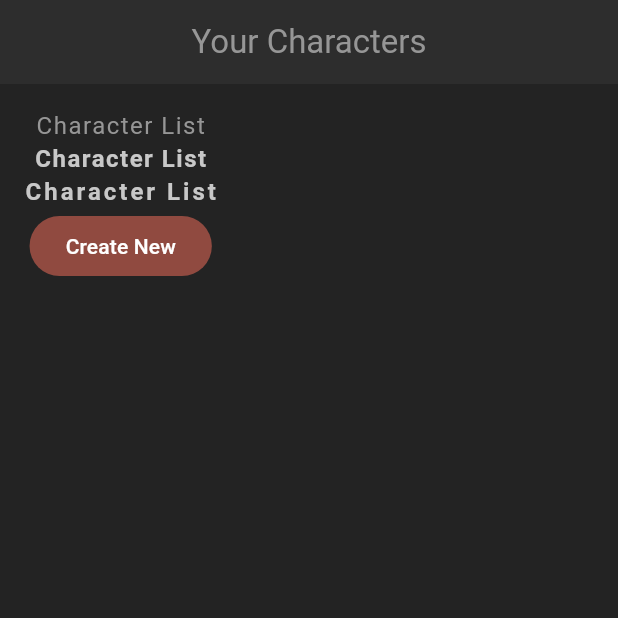
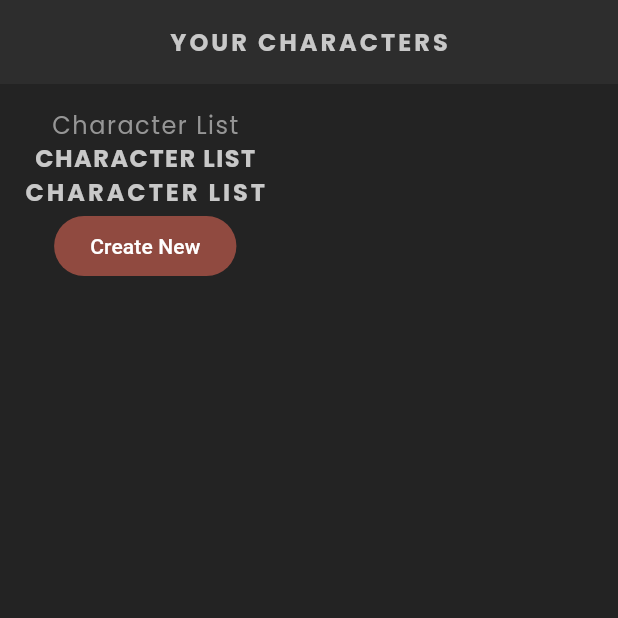
Before and after one commit to hasangoli/rpg, a Flutter app: the screen it shows after launch, on a phone screen of 412 x 824 dp, the top half of it. Run offline on Flutter 3.47's test engine with Material 3 defaults, Android fonts, the light colour scheme and no system bars; our stand-ins replace google_fonts.

Commit message:
Text widgets customized

```diff
--- a/lib/screens/home/home.dart
+++ b/lib/screens/home/home.dart
@@ -1,4 +1,5 @@
 import 'package:flutter/material.dart';
+import 'package:rpg/shared/styled_text.dart';
 
 class Home extends StatefulWidget {
   const Home({super.key});
@@ -12,22 +13,16 @@ class _HomeState extends State<Home> {
   Widget build(BuildContext context) {
     return Scaffold(
       appBar: AppBar(
-        title: Text("Your Characters"),
+        title: StyledTitle("Your Characters"),
         centerTitle: true,
       ),
       body: Container(
         padding: EdgeInsets.all(16),
         child: Column(
           children: [
-            Text("Character List"),
-            Text(
-              "Character List",
-              style: Theme.of(context).textTheme.headlineMedium,
-            ),
-            Text(
-              "Character List",
-              style: Theme.of(context).textTheme.titleMedium,
-            ),
+            StyledText("Character List"),
+            StyledHeading("Character List"),
+            StyledTitle("Character List"),
             FilledButton(
               onPressed: () {},
               child: Text("Create New"),
--- /dev/null
+++ b/lib/shared/styled_text.dart
@@ -0,0 +1,50 @@
+import 'package:flutter/material.dart';
+import 'package:google_fonts/google_fonts.dart';
+
+class StyledText extends StatelessWidget {
+  const StyledText(this.text, {super.key});
+
+  final String text;
+
+  @override
+  Widget build(BuildContext context) {
+    return Text(
+      text,
+      style: GoogleFonts.poppins(
+        textStyle: Theme.of(context).textTheme.bodyMedium,
+      ),
+    );
+  }
+}
+
+class StyledHeading extends StatelessWidget {
+  const StyledHeading(this.text, {super.key});
+
+  final String text;
+
+  @override
+  Widget build(BuildContext context) {
+    return Text(
+      text.toUpperCase(),
+      style: GoogleFonts.poppins(
+        textStyle: Theme.of(context).textTheme.headlineMedium,
+      ),
+    );
+  }
+}
+
+class StyledTitle extends StatelessWidget {
+  const StyledTitle(this.text, {super.key});
+
+  final String text;
+
+  @override
+  Widget build(BuildContext context) {
+    return Text(
+      text.toUpperCase(),
+      style: GoogleFonts.poppins(
+        textStyle: Theme.of(context).textTheme.titleMedium,
+      ),
+    );
+  }
+}
--- a/pubspec.yaml
+++ b/pubspec.yaml
@@ -34,6 +34,7 @@ dependencies:
   # The following adds the Cupertino Icons font to your application.
   # Use with the CupertinoIcons class for iOS style icons.
   cupertino_icons: ^1.0.8
+  google_fonts: ^6.2.1
 
 dev_dependencies:
   flutter_test:
```
Also changed, not shown: pubspec.lock, 1 other file.
